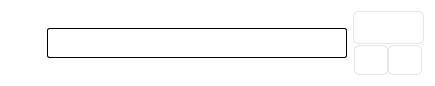
Before: the Qt Designer form tasks_ui.ui in Diamondman51/TODO_APP, drawn with Qt 5.
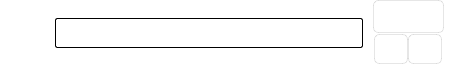
After: the same form once the commit is applied. Icons and pictures are not drawn.

The edit to the form file:
```diff
--- a/tasks_ui.ui
+++ b/tasks_ui.ui
@@ -6,8 +6,8 @@
    <rect>
     <x>0</x>
     <y>0</y>
-    <width>433</width>
-    <height>84</height>
+    <width>459</width>
+    <height>66</height>
    </rect>
   </property>
   <property name="windowTitle">
@@ -42,6 +42,21 @@
 }</string>
   </property>
   <layout class="QHBoxLayout" name="horizontalLayout_2">
+   <property name="spacing">
+    <number>0</number>
+   </property>
+   <property name="leftMargin">
+    <number>15</number>
+   </property>
+   <property name="topMargin">
+    <number>0</number>
+   </property>
+   <property name="rightMargin">
+    <number>15</number>
+   </property>
+   <property name="bottomMargin">
+    <number>0</number>
+   </property>
    <item>
     <widget class="QPushButton" name="btn_checkbox">
      <property name="minimumSize">
@@ -81,6 +96,22 @@
      </property>
     </widget>
    </item>
+   <item>
+    <spacer name="horizontalSpacer">
+     <property name="orientation">
+      <enum>Qt::Horizontal</enum>
+     </property>
+     <property name="sizeType">
+      <enum>QSizePolicy::Fixed</enum>
+     </property>
+     <property name="sizeHint" stdset="0">
+      <size>
+       <width>10</width>
+       <height>20</height>
+      </size>
+     </property>
+    </spacer>
+   </item>
    <item>
     <widget class="QLineEdit" name="lineEdit">
      <property name="minimumSize">
@@ -91,7 +122,7 @@
      </property>
      <property name="maximumSize">
       <size>
-       <width>300</width>
+       <width>16777215</width>
        <height>30</height>
       </size>
      </property>
@@ -109,6 +140,22 @@
      </property>
     </widget>
    </item>
+   <item>
+    <spacer name="horizontalSpacer_2">
+     <property name="orientation">
+      <enum>Qt::Horizontal</enum>
+     </property>
+     <property name="sizeType">
+      <enum>QSizePolicy::Fixed</enum>
+     </property>
+     <property name="sizeHint" stdset="0">
+      <size>
+       <width>10</width>
+       <height>20</height>
+      </size>
+     </property>
+    </spacer>
+   </item>
    <item>
     <layout class="QVBoxLayout" name="verticalLayout">
      <property name="spacing">
```
